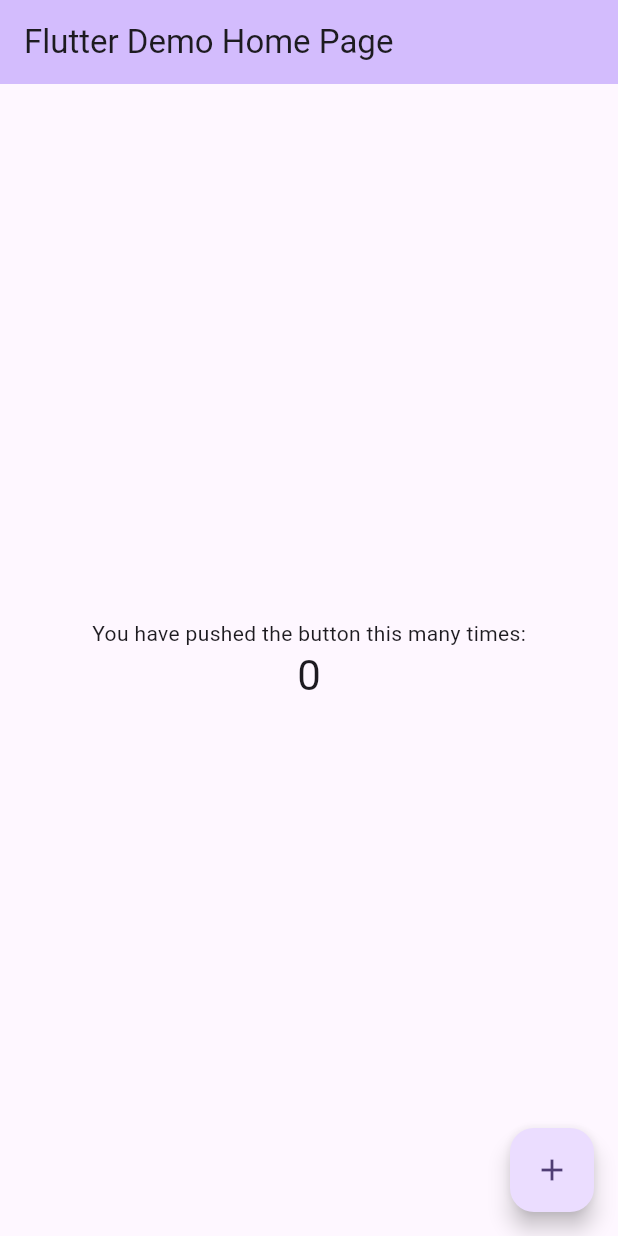
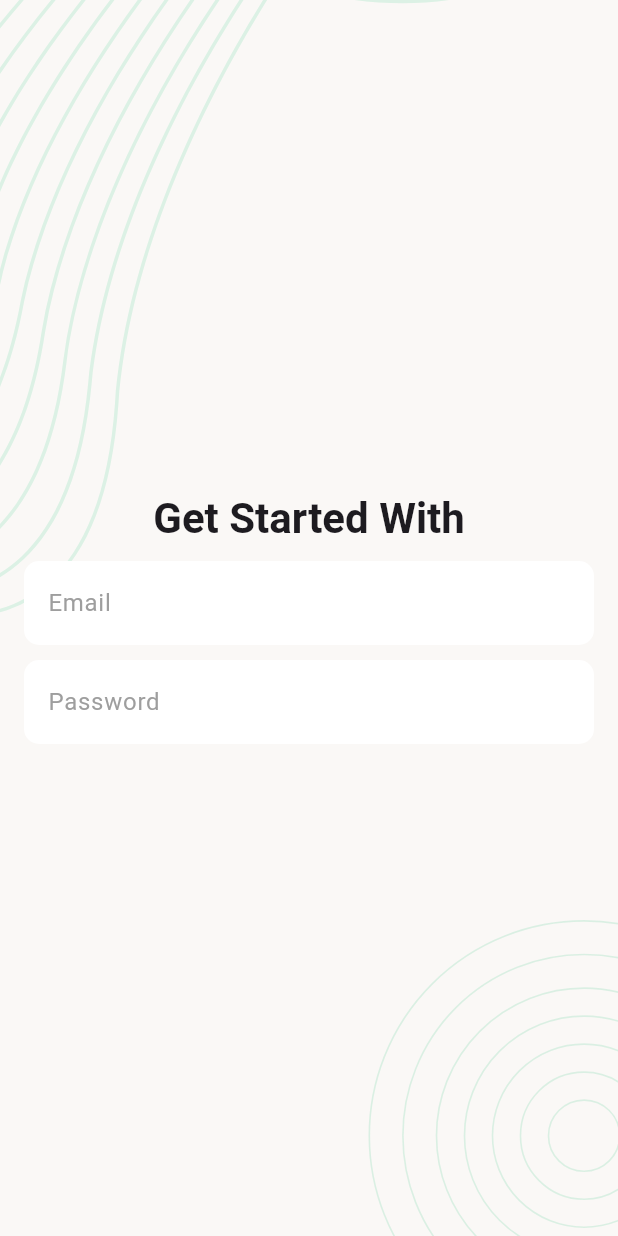
Before and after one commit to kdrbipul/ostad_14_task_manager_project_ak_pc, a Flutter app: the screen it shows after launch, on a phone screen of 412 x 824 dp. Run offline on Flutter 3.47's test engine with Material 3 defaults, Android fonts, the phone set to English and light mode, and no system bars; our stand-ins replace flutter_svg.

Commit message:
ui started

```diff
--- /dev/null
+++ b/lib/app.dart
@@ -0,0 +1,36 @@
+import 'package:flutter/material.dart';
+import 'package:ostad_14_task_manager_project_ak_pc/screens/splash_screen.dart';
+class TaskManagerApp extends StatelessWidget {
+  const TaskManagerApp({super.key});
+
+  @override
+  Widget build(BuildContext context) {
+    return MaterialApp(
+      debugShowCheckedModeBanner: false,
+      title: 'Task Manager',
+      theme: ThemeData(
+        colorScheme: ColorScheme.fromSeed(seedColor: Colors.deepPurple),
+        useMaterial3: true,
+        textTheme: TextTheme(
+          titleLarge: TextStyle(fontSize: 28, fontWeight: FontWeight.bold),
+        ),
+        inputDecorationTheme: InputDecorationTheme(
+          filled: true,
+          fillColor: Colors.white,
+          hintStyle: TextStyle(
+            color: Colors.grey,
+          ),
+          enabledBorder: OutlineInputBorder(
+            borderSide: BorderSide.none,
+            borderRadius: BorderRadius.circular(10),
+          ),
+          border: OutlineInputBorder(
+            borderSide: BorderSide.none,
+            borderRadius: BorderRadius.circular(10),
+          ),
+        ),
+      ),
+      home: const SplashScreen(),
+    );
+  }
+}
--- a/lib/main.dart
+++ b/lib/main.dart
@@ -1,122 +1,5 @@
 import 'package:flutter/material.dart';
+import 'app.dart';
 
-void main() {
-  runApp(const MyApp());
-}
 
-class MyApp extends StatelessWidget {
-  const MyApp({super.key});
-
-  // This widget is the root of your application.
-  @override
-  Widget build(BuildContext context) {
-    return MaterialApp(
-      title: 'Flutter Demo',
-      theme: ThemeData(
-        // This is the theme of your application.
-        //
-        // TRY THIS: Try running your application with "flutter run". You'll see
-        // the application has a purple toolbar. Then, without quitting the app,
-        // try changing the seedColor in the colorScheme below to Colors.green
-        // and then invoke "hot reload" (save your changes or press the "hot
-        // reload" button in a Flutter-supported IDE, or press "r" if you used
-        // the command line to start the app).
-        //
-        // Notice that the counter didn't reset back to zero; the application
-        // state is not lost during the reload. To reset the state, use hot
-        // restart instead.
-        //
-        // This works for code too, not just values: Most code changes can be
-        // tested with just a hot reload.
-        colorScheme: ColorScheme.fromSeed(seedColor: Colors.deepPurple),
-      ),
-      home: const MyHomePage(title: 'Flutter Demo Home Page'),
-    );
-  }
-}
-
-class MyHomePage extends StatefulWidget {
-  const MyHomePage({super.key, required this.title});
-
-  // This widget is the home page of your application. It is stateful, meaning
-  // that it has a State object (defined below) that contains fields that affect
-  // how it looks.
-
-  // This class is the configuration for the state. It holds the values (in this
-  // case the title) provided by the parent (in this case the App widget) and
-  // used by the build method of the State. Fields in a Widget subclass are
-  // always marked "final".
-
-  final String title;
-
-  @override
-  State<MyHomePage> createState() => _MyHomePageState();
-}
-
-class _MyHomePageState extends State<MyHomePage> {
-  int _counter = 0;
-
-  void _incrementCounter() {
-    setState(() {
-      // This call to setState tells the Flutter framework that something has
-      // changed in this State, which causes it to rerun the build method below
-      // so that the display can reflect the updated values. If we changed
-      // _counter without calling setState(), then the build method would not be
-      // called again, and so nothing would appear to happen.
-      _counter++;
-    });
-  }
-
-  @override
-  Widget build(BuildContext context) {
-    // This method is rerun every time setState is called, for instance as done
-    // by the _incrementCounter method above.
-    //
-    // The Flutter framework has been optimized to make rerunning build methods
-    // fast, so that you can just rebuild anything that needs updating rather
-    // than having to individually change instances of widgets.
-    return Scaffold(
-      appBar: AppBar(
-        // TRY THIS: Try changing the color here to a specific color (to
-        // Colors.amber, perhaps?) and trigger a hot reload to see the AppBar
-        // change color while the other colors stay the same.
-        backgroundColor: Theme.of(context).colorScheme.inversePrimary,
-        // Here we take the value from the MyHomePage object that was created by
-        // the App.build method, and use it to set our appbar title.
-        title: Text(widget.title),
-      ),
-      body: Center(
-        // Center is a layout widget. It takes a single child and positions it
-        // in the middle of the parent.
-        child: Column(
-          // Column is also a layout widget. It takes a list of children and
-          // arranges them vertically. By default, it sizes itself to fit its
-          // children horizontally, and tries to be as tall as its parent.
-          //
-          // Column has various properties to control how it sizes itself and
-          // how it positions its children. Here we use mainAxisAlignment to
-          // center the children vertically; the main axis here is the vertical
-          // axis because Columns are vertical (the cross axis would be
-          // horizontal).
-          //
-          // TRY THIS: Invoke "debug painting" (choose the "Toggle Debug Paint"
-          // action in the IDE, or press "p" in the console), to see the
-          // wireframe for each widget.
-          mainAxisAlignment: MainAxisAlignment.center,
-          children: <Widget>[
-            const Text('You have pushed the button this many times:'),
-            Text(
-              '$_counter',
-              style: Theme.of(context).textTheme.headlineMedium,
-            ),
-          ],
-        ),
-      ),
-      floatingActionButton: FloatingActionButton(
-        onPressed: _incrementCounter,
-        tooltip: 'Increment',
-        child: const Icon(Icons.add),
-      ), // This trailing comma makes auto-formatting nicer for build methods.
-    );
-  }
-}
+void main () => runApp(TaskManagerApp());
--- /dev/null
+++ b/lib/screens/login_screen.dart
@@ -0,0 +1,41 @@
+import 'package:flutter/material.dart';
+import 'package:ostad_14_task_manager_project_ak_pc/widgets/screen_background.dart';
+class LoginScreen extends StatefulWidget {
+  const LoginScreen({super.key});
+
+  @override
+  State<LoginScreen> createState() => _LoginScreenState();
+}
+
+class _LoginScreenState extends State<LoginScreen> {
+  @override
+  Widget build(BuildContext context) {
+    return Scaffold(
+      // appBar: AppBar(
+      //   title: Text('Login Screen'),
+      //   centerTitle: true,
+      // ),
+      body: ScreenBackground(child: Padding(
+        padding: const EdgeInsets.all(16.0),
+        child: Column(
+          mainAxisAlignment: MainAxisAlignment.center,
+          children: [
+            Text('Get Started With', style: Theme.of(context).textTheme.titleLarge,),
+            SizedBox(height: 10,),
+            TextFormField(
+              decoration: InputDecoration(
+                hintText: 'Email',
+              ),
+            ),
+            SizedBox(height: 10,),
+            TextFormField(
+              decoration: InputDecoration(
+                hintText: 'Password',
+              ),
+            ),
+          ],
+        ),
+      ))
+    );
+  }
+}
--- /dev/null
+++ b/lib/screens/splash_screen.dart
@@ -0,0 +1,36 @@
+import 'package:flutter/material.dart';
+import 'package:flutter_svg/flutter_svg.dart';
+import '../utils/asset_path.dart';
+import '../widgets/screen_background.dart';
+import 'login_screen.dart';
+
+
+class SplashScreen extends StatefulWidget {
+  const SplashScreen({super.key});
+
+  @override
+  State<SplashScreen> createState() => _SplashScreenState();
+}
+
+class _SplashScreenState extends State<SplashScreen> {
+
+  Future<void>moveToNextScreen() async{
+   await Future.delayed(Duration(seconds: 3), () {
+      Navigator.pushReplacement(context, MaterialPageRoute(builder: (context) => LoginScreen()));
+    });
+  }
+
+  @override
+  void initState() {
+    // TODO: implement initState
+    super.initState();
+    moveToNextScreen();
+  }
+
+  @override
+  Widget build(BuildContext context) {
+    return  Scaffold(
+      body: ScreenBackground(child: Center(child: SvgPicture.asset(AssetPaths.logoSVG)),)
+    );
+  }
+}
--- /dev/null
+++ b/lib/utils/asset_path.dart
@@ -0,0 +1,13 @@
+class AssetPaths{
+  // static const String title = 'Task Manager';
+  // static const String version = '1.0.0';
+  // static const String buildNumber = '1';
+  // static const String author = 'Akash Mol';
+  // static const String authorEmail = 'john.mclean@examplepetstore.com';
+  // static const String copyright = 'Copyright © 2023 Akash Mol. All rights reserved.';
+  // static const String description = 'A new Flutter project.';
+
+  static  String _imagePath = 'assets/images/';
+  static  String backgroundSVG = '$_imagePath/background.svg';
+  static  String logoSVG = '$_imagePath/logo.svg';
+}
--- /dev/null
+++ b/lib/widgets/screen_background.dart
@@ -0,0 +1,24 @@
+import 'package:flutter/material.dart';
+import 'package:flutter_svg/svg.dart';
+
+import '../utils/asset_path.dart';
+class ScreenBackground extends StatelessWidget {
+  final Widget child;
+  const ScreenBackground({super.key, required this.child});
+
+  @override
+  Widget build(BuildContext context) {
+    return Scaffold(
+      body: Stack(
+        children: [
+          SvgPicture.asset(AssetPaths.backgroundSVG,
+          fit: BoxFit.cover,
+          width: double.maxFinite,
+          height: double.maxFinite,
+          ),
+          SafeArea(child: child),
+        ],
+      )
+    );
+  }
+}
--- a/pubspec.yaml
+++ b/pubspec.yaml
@@ -34,6 +34,7 @@ dependencies:
   # The following adds the Cupertino Icons font to your application.
   # Use with the CupertinoIcons class for iOS style icons.
   cupertino_icons: ^1.0.8
+  flutter_svg: ^2.2.4
 
 dev_dependencies:
   flutter_test:
@@ -58,8 +59,8 @@ flutter:
   uses-material-design: true
 
   # To add assets to your application, add an assets section, like this:
-  # assets:
-  #   - images/a_dot_burr.jpeg
+  assets:
+    - assets/images/
   #   - images/a_dot_ham.jpeg
 
   # An image asset can refer to one or more resolution-specific "variants", see
```
Also changed, not shown: assets/images/background.svg (added), assets/images/logo.svg (added), pubspec.lock.
